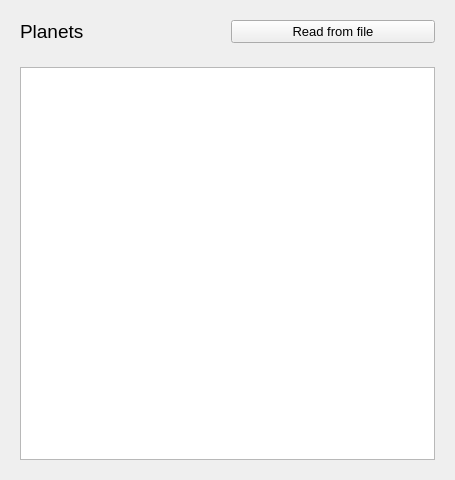
Before: the Qt Designer form planetswidget.ui in BrinzasVlad/Space-Challenge, drawn with Qt 5.
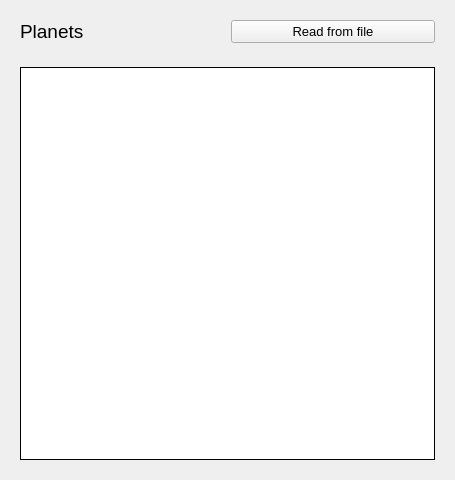
After: the same form once the commit is applied. The open tabs and pages were chosen to show the change.

What changed in the file:
```diff
--- a/planetswidget.ui
+++ b/planetswidget.ui
@@ -65,7 +65,20 @@
      <widget class="QWidget" name="tablePage">
       <layout class="QVBoxLayout" name="verticalLayout_2">
        <item>
-        <widget class="QTableView" name="planetsTable"/>
+        <widget class="QTableView" name="planetsTable">
+         <property name="styleSheet">
+          <string notr="true">background: white;</string>
+         </property>
+         <property name="frameShape">
+          <enum>QFrame::Shape::Box</enum>
+         </property>
+         <property name="frameShadow">
+          <enum>QFrame::Shadow::Plain</enum>
+         </property>
+         <property name="editTriggers">
+          <set>QAbstractItemView::EditTrigger::NoEditTriggers</set>
+         </property>
+        </widget>
        </item>
       </layout>
      </widget>
```
Left out of the diff: 10 changed lines with no effect on the pictures. Lines whose indentation alone changed are shown as unchanged.
